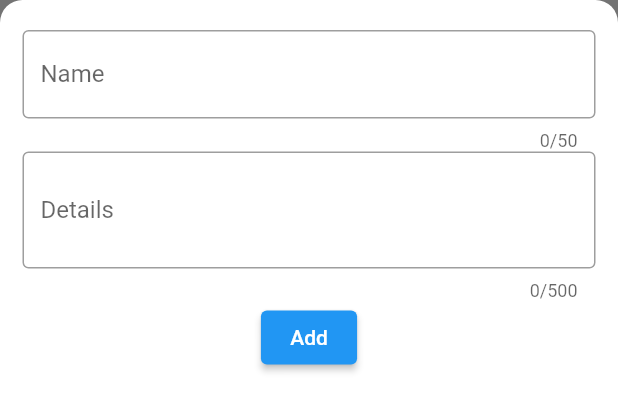
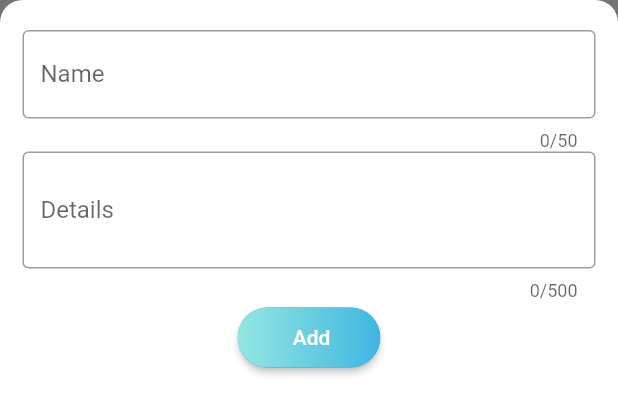
Before and after one commit to naimurhasan/flutter_todoe_bloc, a Flutter app: the AddNoteScreen widget shown alone on an empty page, opened directly, on a phone screen of 412 x 824 dp. Shown: the top 413 px of the screen. Run offline on Flutter 3.47's test engine with Material 2 defaults, Android fonts, the phone set to English and light mode, and no system bars; our stand-ins replace cloud_firestore, firebase_core, flutter_bloc; accounts and stored records are empty.

Commit message:
updated the add button design

```diff
--- a/lib/src/ui/components/forms/ActionButton.dart
+++ b/lib/src/ui/components/forms/ActionButton.dart
@@ -2,14 +2,42 @@ import 'package:flutter/material.dart';
 
 class ActionButton extends StatelessWidget {
   final String text;
+  final Function onTap;
 
   const ActionButton(
     this.text, {
     Key key,
+    this.onTap,
   }) : super(key: key);
 
   @override
   Widget build(BuildContext context) {
-    return ElevatedButton(onPressed: () {}, child: Text(text));
+    return ElevatedButton(
+        style: ElevatedButton.styleFrom(
+          shape:
+              RoundedRectangleBorder(borderRadius: BorderRadius.circular(80.0)),
+          padding: const EdgeInsets.all(0.0),
+          minimumSize: Size(0.0, 0.0),
+        ),
+        onPressed: () {
+          if (onTap != null) onTap();
+        },
+        child: Ink(
+          decoration: const BoxDecoration(
+            gradient: LinearGradient(colors: [
+              Color.fromARGB(255, 148, 231, 225),
+              Color.fromARGB(255, 62, 182, 226)
+            ]),
+            borderRadius: BorderRadius.all(Radius.circular(80.0)),
+          ),
+          child: Container(
+            constraints: BoxConstraints(minWidth: 95.0, minHeight: 40.0),
+            padding: const EdgeInsets.only(top: 12.0),
+            child: Text(
+              this.text,
+              textAlign: TextAlign.center,
+            ),
+          ),
+        ));
   }
 }
--- a/lib/src/ui/components/forms/PrimaryTextField.dart
+++ b/lib/src/ui/components/forms/PrimaryTextField.dart
@@ -4,8 +4,10 @@ class PrimaryTextField extends StatelessWidget {
   final int maxLength;
   final int maxLines;
   final String label;
+  final Function onChnage;
 
-  const PrimaryTextField({Key key, this.maxLength, this.maxLines, this.label})
+  const PrimaryTextField(
+      {Key key, this.maxLength, this.maxLines, this.label, this.onChnage})
       : super(key: key);
 
   @override
@@ -19,6 +21,7 @@ class PrimaryTextField extends StatelessWidget {
         border: OutlineInputBorder(
             borderSide: BorderSide(color: Colors.greenAccent, width: 5.0)),
       ),
+      onChanged: this.onChnage,
     );
   }
 }
--- a/lib/src/ui/screens/AddNoteScreen.dart
+++ b/lib/src/ui/screens/AddNoteScreen.dart
@@ -3,6 +3,9 @@ import 'package:flutter_todoebloc/src/ui/components/forms/ActionButton.dart';
 import 'package:flutter_todoebloc/src/ui/components/forms/PrimaryTextField.dart';
 
 class AddNoteScreen extends StatelessWidget {
+  String _name;
+  String _details;
+
   @override
   Widget build(BuildContext context) {
     return Container(
@@ -34,4 +37,6 @@ class AddNoteScreen extends StatelessWidget {
       ),
     );
   }
+
+  _onAddTap() {}
 }
```
